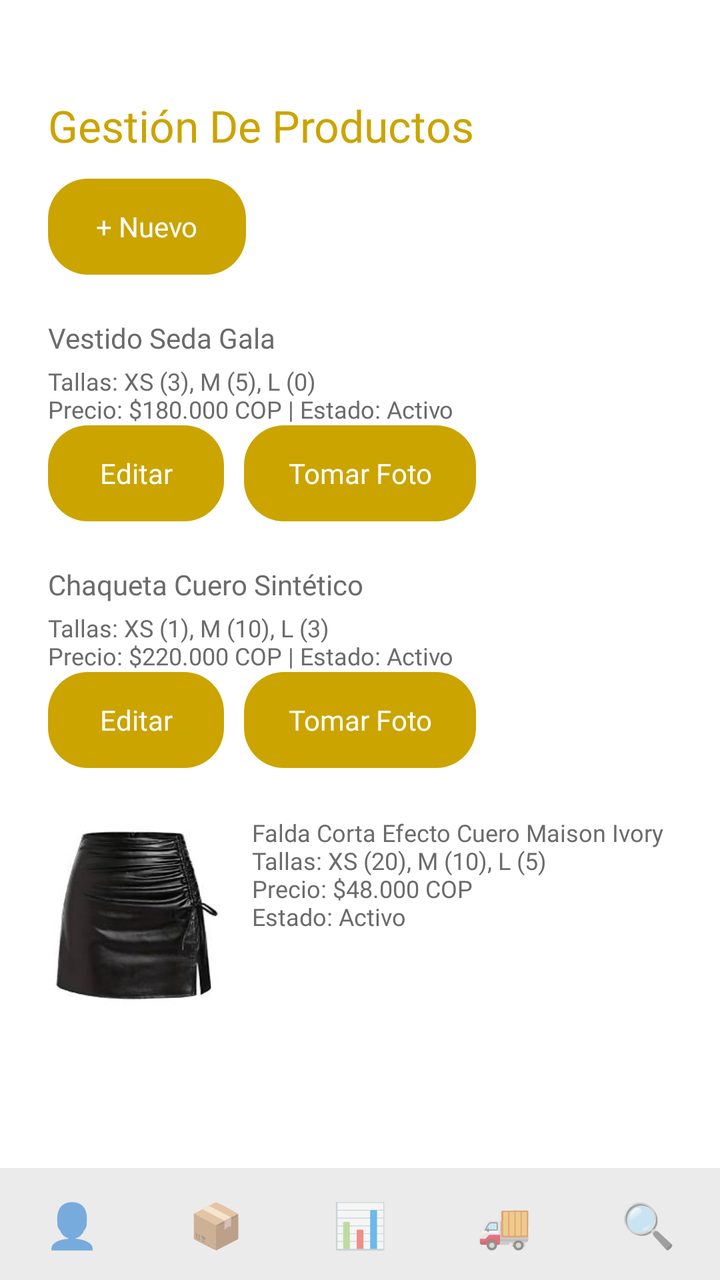
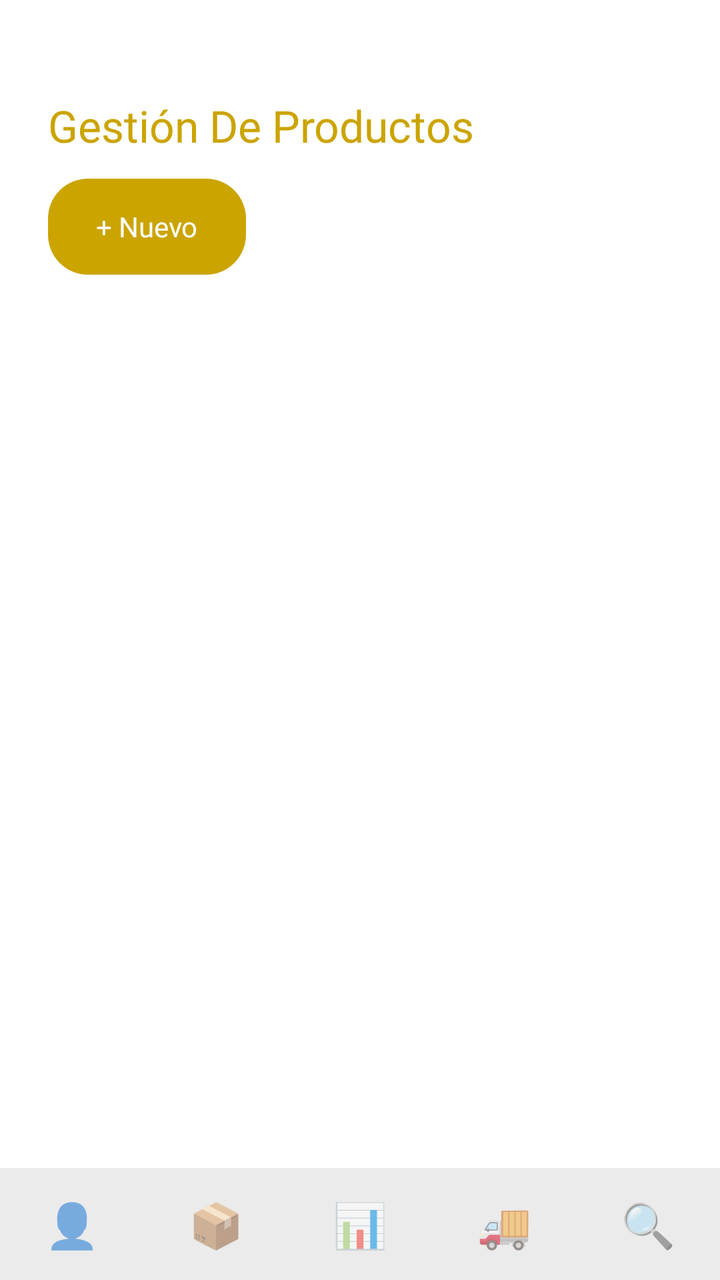

An Android layout rendered at two revisions. The XML below is the earlier revision; the diff shows what the commit changed to produce the second picture.
<!-- AndroidManifest.xml: application theme Theme.MaisonSantana -->
<!-- res/layout/activity_vendedor.xml -->
<?xml version="1.0" encoding="utf-8"?>
<LinearLayout xmlns:android="http://schemas.android.com/apk/res/android"
    android:layout_width="match_parent"
    android:layout_height="match_parent"
    android:background="@color/white"
    android:orientation="vertical">

    <ScrollView
        android:layout_width="match_parent"
        android:layout_height="0dp"
        android:layout_weight="1">

        <LinearLayout
            android:layout_width="match_parent"
            android:layout_height="wrap_content"
            android:orientation="vertical"
            android:padding="24dp">

            <TextView
                android:layout_width="wrap_content"
                android:layout_height="wrap_content"
                android:layout_marginTop="24dp"
                android:fontFamily="@font/inria_serif_bold"
                android:text="Gestión De Productos"
                android:textColor="@color/gold"
                android:textSize="22sp" />

            <Button
                android:id="@+id/btnNuevo"
                android:layout_width="wrap_content"
                android:layout_height="48dp"
                android:layout_marginTop="12dp"
                android:background="@drawable/bg_pill_gold"
                android:backgroundTint="@null"
                android:fontFamily="@font/bree_serif"
                android:paddingStart="24dp"
                android:paddingEnd="24dp"
                android:stateListAnimator="@null"
                android:text="+ Nuevo"
                android:textAllCaps="false"
                android:textColor="@color/white" />

            <TextView
                android:layout_width="wrap_content"
                android:layout_height="wrap_content"
                android:layout_marginTop="22dp"
                android:fontFamily="@font/inria_serif_bold"
                android:text="Vestido Seda Gala"
                android:textColor="@color/text_brown" />

            <TextView
                android:layout_width="wrap_content"
                android:layout_height="wrap_content"
                android:layout_marginTop="4dp"
                android:fontFamily="@font/inria_serif_regular"
                android:text="Tallas: XS (3), M (5), L (0)\nPrecio: $180.000 COP | Estado: Activo"
                android:textColor="@color/text_brown"
                android:textSize="12sp" />

            <LinearLayout
                android:layout_width="wrap_content"
                android:layout_height="wrap_content"
                android:orientation="horizontal">

                <Button
                    android:id="@+id/btnEditar1"
                    android:layout_width="wrap_content"
                    android:layout_height="48dp"
                    android:layout_marginEnd="10dp"
                    android:background="@drawable/bg_pill_gold"
                    android:backgroundTint="@null"
                    android:fontFamily="@font/bree_serif"
                    android:paddingStart="22dp"
                    android:paddingEnd="22dp"
                    android:stateListAnimator="@null"
                    android:text="Editar"
                    android:textAllCaps="false"
                    android:textColor="@color/white" />

                <Button
                    android:id="@+id/btnFoto1"
                    android:layout_width="wrap_content"
                    android:layout_height="48dp"
                    android:background="@drawable/bg_pill_gold"
                    android:backgroundTint="@null"
                    android:fontFamily="@font/bree_serif"
                    android:paddingStart="22dp"
                    android:paddingEnd="22dp"
                    android:stateListAnimator="@null"
                    android:text="Tomar Foto"
                    android:textAllCaps="false"
                    android:textColor="@color/white" />
            </LinearLayout>

            <TextView
                android:layout_width="wrap_content"
                android:layout_height="wrap_content"
                android:layout_marginTop="22dp"
                android:fontFamily="@font/inria_serif_bold"
                android:text="Chaqueta Cuero Sintético"
                android:textColor="@color/text_brown" />

            <TextView
                android:layout_width="wrap_content"
                android:layout_height="wrap_content"
                android:layout_marginTop="4dp"
                android:fontFamily="@font/inria_serif_regular"
                android:text="Tallas: XS (1), M (10), L (3)\nPrecio: $220.000 COP | Estado: Activo"
                android:textColor="@color/text_brown"
                android:textSize="12sp" />

            <LinearLayout
                android:layout_width="wrap_content"
                android:layout_height="wrap_content"
                android:orientation="horizontal">

                <Button
                    android:id="@+id/btnEditar2"
                    android:layout_width="wrap_content"
                    android:layout_height="48dp"
                    android:layout_marginEnd="10dp"
                    android:background="@drawable/bg_pill_gold"
                    android:backgroundTint="@null"
                    android:fontFamily="@font/bree_serif"
                    android:paddingStart="22dp"
                    android:paddingEnd="22dp"
                    android:stateListAnimator="@null"
                    android:text="Editar"
                    android:textAllCaps="false"
                    android:textColor="@color/white" />

                <Button
                    android:id="@+id/btnFoto2"
                    android:layout_width="wrap_content"
                    android:layout_height="48dp"
                    android:background="@drawable/bg_pill_gold"
                    android:backgroundTint="@null"
                    android:fontFamily="@font/bree_serif"
                    android:paddingStart="22dp"
                    android:paddingEnd="22dp"
                    android:stateListAnimator="@null"
                    android:text="Tomar Foto"
                    android:textAllCaps="false"
                    android:textColor="@color/white" />
            </LinearLayout>

            <LinearLayout
                android:layout_width="match_parent"
                android:layout_height="wrap_content"
                android:layout_marginTop="24dp"
                android:orientation="horizontal">

                <ImageView
                    android:id="@+id/imgFalda"
                    android:layout_width="90dp"
                    android:layout_height="100dp"
                    android:background="@drawable/bg_foto"
                    android:scaleType="centerCrop"
                    android:src="@drawable/falda_cuero" />

                <TextView
                    android:layout_width="wrap_content"
                    android:layout_height="wrap_content"
                    android:layout_marginStart="12dp"
                    android:fontFamily="@font/inria_serif_regular"
                    android:text="Falda Corta Efecto Cuero Maison Ivory\nTallas: XS (20), M (10), L (5)\nPrecio: $48.000 COP\nEstado: Activo"
                    android:textColor="@color/text_brown"
                    android:textSize="12sp" />
            </LinearLayout>
        </LinearLayout>
    </ScrollView>

    <LinearLayout
        android:layout_width="match_parent"
        android:layout_height="56dp"
        android:background="@color/bar_gray"
        android:orientation="horizontal">

        <TextView
            android:id="@+id/navPerfil"
            android:layout_width="0dp"
            android:layout_height="match_parent"
            android:layout_weight="1"
            android:gravity="center"
            android:text="👤"
            android:textSize="22sp" />

        <TextView
            android:id="@+id/navInventario"
            android:layout_width="0dp"
            android:layout_height="match_parent"
            android:layout_weight="1"
            android:gravity="center"
            android:text="📦"
            android:textSize="22sp" />

        <TextView
            android:id="@+id/navReportes"
            android:layout_width="0dp"
            android:layout_height="match_parent"
            android:layout_weight="1"
            android:gravity="center"
            android:text="📊"
            android:textSize="22sp" />

        <TextView
            android:id="@+id/navPedidos"
            android:layout_width="0dp"
            android:layout_height="match_parent"
            android:layout_weight="1"
            android:gravity="center"
            android:text="🚚"
            android:textSize="22sp" />

        <TextView
            android:id="@+id/navBuscar"
            android:layout_width="0dp"
            android:layout_height="match_parent"
            android:layout_weight="1"
            android:gravity="center"
            android:text="🔍"
            android:textSize="22sp" />
    </LinearLayout>
</LinearLayout>
<!-- resources referenced by this layout -->
<resources>
  <color name="bar_gray">#EBEBEB</color>
  <color name="gold">#CBA400</color>
  <color name="text_brown">#6B6B6B</color>
  <color name="white">#FFFFFFFF</color>
  <!-- drawable bg_foto (drawable) -->
  <?xml version="1.0" encoding="utf-8"?>
  <shape xmlns:android="http://schemas.android.com/apk/res/android"
      android:shape="rectangle">
      <solid android:color="@color/photo_placeholder" />
      <corners android:radius="6dp" />
  </shape>
  <!-- drawable bg_pill_gold (drawable) -->
  <?xml version="1.0" encoding="utf-8"?>
  <shape xmlns:android="http://schemas.android.com/apk/res/android"
      android:shape="rectangle">
      <solid android:color="@color/gold" />
      <corners android:radius="20dp" />
  </shape>
  <!-- drawable falda_cuero: png bitmap (drawable, 5309 bytes) -->
  <style name="Theme.MaisonSantana" parent="Theme.AppCompat.Light.NoActionBar">
          <item name="colorPrimary">@color/gold</item>
          <item name="colorAccent">@color/gold</item>
      </style>
  <color name="photo_placeholder">#D9D2C3</color>
</resources>

<!-- the commit's change to res/layout/activity_vendedor.xml (unified diff, before → after) -->
@@ -40,133 +40,11 @@
                 android:textAllCaps="false"
                 android:textColor="@color/white" />
 
-            <TextView
-                android:layout_width="wrap_content"
-                android:layout_height="wrap_content"
-                android:layout_marginTop="22dp"
-                android:fontFamily="@font/inria_serif_bold"
-                android:text="Vestido Seda Gala"
-                android:textColor="@color/text_brown" />
-
-            <TextView
-                android:layout_width="wrap_content"
-                android:layout_height="wrap_content"
-                android:layout_marginTop="4dp"
-                android:fontFamily="@font/inria_serif_regular"
-                android:text="Tallas: XS (3), M (5), L (0)\nPrecio: $180.000 COP | Estado: Activo"
-                android:textColor="@color/text_brown"
-                android:textSize="12sp" />
-
             <LinearLayout
-                android:layout_width="wrap_content"
-                android:layout_height="wrap_content"
-                android:orientation="horizontal">
-
-                <Button
-                    android:id="@+id/btnEditar1"
-                    android:layout_width="wrap_content"
-                    android:layout_height="48dp"
-                    android:layout_marginEnd="10dp"
-                    android:background="@drawable/bg_pill_gold"
-                    android:backgroundTint="@null"
-                    android:fontFamily="@font/bree_serif"
-                    android:paddingStart="22dp"
-                    android:paddingEnd="22dp"
-                    android:stateListAnimator="@null"
-                    android:text="Editar"
-                    android:textAllCaps="false"
-                    android:textColor="@color/white" />
-
-                <Button
-                    android:id="@+id/btnFoto1"
-                    android:layout_width="wrap_content"
-                    android:layout_height="48dp"
-                    android:background="@drawable/bg_pill_gold"
-                    android:backgroundTint="@null"
-                    android:fontFamily="@font/bree_serif"
-                    android:paddingStart="22dp"
-                    android:paddingEnd="22dp"
-                    android:stateListAnimator="@null"
-                    android:text="Tomar Foto"
-                    android:textAllCaps="false"
-                    android:textColor="@color/white" />
-            </LinearLayout>
-
-            <TextView
-                android:layout_width="wrap_content"
-                android:layout_height="wrap_content"
-                android:layout_marginTop="22dp"
-                android:fontFamily="@font/inria_serif_bold"
-                android:text="Chaqueta Cuero Sintético"
-                android:textColor="@color/text_brown" />
-
-            <TextView
-                android:layout_width="wrap_content"
-                android:layout_height="wrap_content"
-                android:layout_marginTop="4dp"
-                android:fontFamily="@font/inria_serif_regular"
-                android:text="Tallas: XS (1), M (10), L (3)\nPrecio: $220.000 COP | Estado: Activo"
-                android:textColor="@color/text_brown"
-                android:textSize="12sp" />
-
-            <LinearLayout
-                android:layout_width="wrap_content"
-                android:layout_height="wrap_content"
-                android:orientation="horizontal">
-
-                <Button
-                    android:id="@+id/btnEditar2"
-                    android:layout_width="wrap_content"
-                    android:layout_height="48dp"
-                    android:layout_marginEnd="10dp"
-                    android:background="@drawable/bg_pill_gold"
-                    android:backgroundTint="@null"
-                    android:fontFamily="@font/bree_serif"
-                    android:paddingStart="22dp"
-                    android:paddingEnd="22dp"
-                    android:stateListAnimator="@null"
-                    android:text="Editar"
-                    android:textAllCaps="false"
-                    android:textColor="@color/white" />
-
-                <Button
-                    android:id="@+id/btnFoto2"
-                    android:layout_width="wrap_content"
-                    android:layout_height="48dp"
-                    android:background="@drawable/bg_pill_gold"
-                    android:backgroundTint="@null"
-                    android:fontFamily="@font/bree_serif"
-                    android:paddingStart="22dp"
-                    android:paddingEnd="22dp"
-                    android:stateListAnimator="@null"
-                    android:text="Tomar Foto"
-                    android:textAllCaps="false"
-                    android:textColor="@color/white" />
-            </LinearLayout>
-
-            <LinearLayout
+                android:id="@+id/contenedorProductos"
                 android:layout_width="match_parent"
                 android:layout_height="wrap_content"
-                android:layout_marginTop="24dp"
-                android:orientation="horizontal">
-
-                <ImageView
-                    android:id="@+id/imgFalda"
-                    android:layout_width="90dp"
-                    android:layout_height="100dp"
-                    android:background="@drawable/bg_foto"
-                    android:scaleType="centerCrop"
-                    android:src="@drawable/falda_cuero" />
-
-                <TextView
-                    android:layout_width="wrap_content"
-                    android:layout_height="wrap_content"
-                    android:layout_marginStart="12dp"
-                    android:fontFamily="@font/inria_serif_regular"
-                    android:text="Falda Corta Efecto Cuero Maison Ivory\nTallas: XS (20), M (10), L (5)\nPrecio: $48.000 COP\nEstado: Activo"
-                    android:textColor="@color/text_brown"
-                    android:textSize="12sp" />
-            </LinearLayout>
+                android:orientation="vertical" />
         </LinearLayout>
     </ScrollView>
 
<!-- resource entries referenced after the edit -->
@@ -2,15 +2,7 @@
 <resources>
   <color name="bar_gray">#EBEBEB</color>
   <color name="gold">#CBA400</color>
-  <color name="text_brown">#6B6B6B</color>
   <color name="white">#FFFFFFFF</color>
-  <!-- drawable bg_foto (drawable) -->
-  <?xml version="1.0" encoding="utf-8"?>
-  <shape xmlns:android="http://schemas.android.com/apk/res/android"
-      android:shape="rectangle">
-      <solid android:color="@color/photo_placeholder" />
-      <corners android:radius="6dp" />
-  </shape>
   <!-- drawable bg_pill_gold (drawable) -->
   <?xml version="1.0" encoding="utf-8"?>
   <shape xmlns:android="http://schemas.android.com/apk/res/android"
@@ -18,11 +10,9 @@
       <solid android:color="@color/gold" />
       <corners android:radius="20dp" />
   </shape>
-  <!-- drawable falda_cuero: png bitmap (drawable, 5309 bytes) -->
   <style name="Theme.MaisonSantana" parent="Theme.AppCompat.Light.NoActionBar">
           <item name="colorPrimary">@color/gold</item>
           <item name="colorAccent">@color/gold</item>
       </style>
-  <color name="photo_placeholder">#D9D2C3</color>
 </resources>
 
